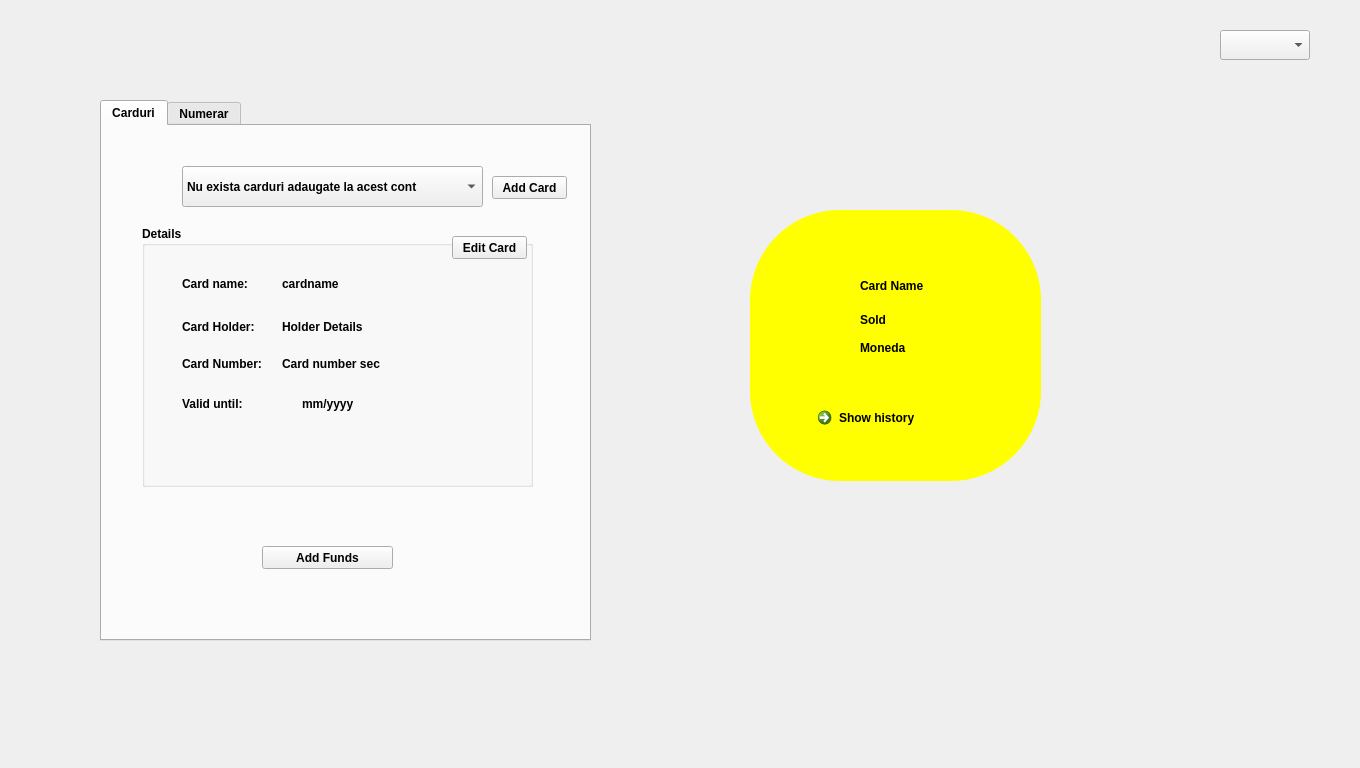
This is 3_Solution/CleverClient/dashboard.ui in georgecpp/CleverPocket as Qt 5 draws it before an edit. The edited form follows.
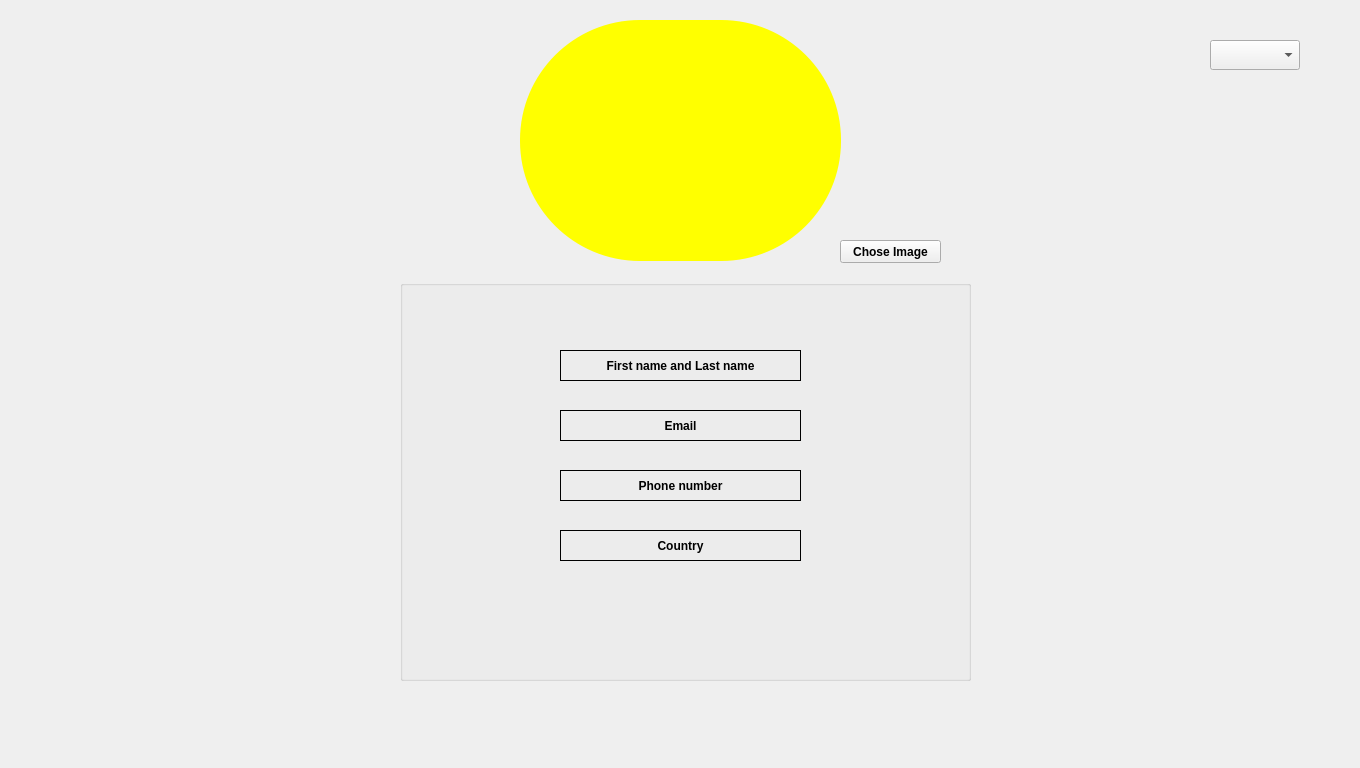
This is the edited form. The open tabs and pages were chosen to show the change.

Commit message: [UPDATE] - your profile/preferences UI

The edit to the form file:
```diff
--- a/3_Solution/CleverClient/dashboard.ui
+++ b/3_Solution/CleverClient/dashboard.ui
@@ -485,6 +485,167 @@
      </property>
     </widget>
    </widget>
+    <widget class="QWidget" name="yourProfilePage">
+      <widget class="QGroupBox" name="groupBox">
+        <property name="geometry">
+          <rect>
+            <x>410</x>
+            <y>280</y>
+            <width>571</width>
+            <height>401</height>
+          </rect>
+        </property>
+        <property name="title">
+          <string/>
+        </property>
+        <widget class="QLabel" name="firstLastNameLabel">
+          <property name="geometry">
+            <rect>
+              <x>160</x>
+              <y>70</y>
+              <width>241</width>
+              <height>31</height>
+            </rect>
+          </property>
+          <property name="frameShape">
+            <enum>QFrame::Box</enum>
+          </property>
+          <property name="text">
+            <string>First name and Last name</string>
+          </property>
+          <property name="alignment">
+            <set>Qt::AlignCenter</set>
+          </property>
+        </widget>
+        <widget class="QLabel" name="emailLabel">
+          <property name="geometry">
+            <rect>
+              <x>160</x>
+              <y>130</y>
+              <width>241</width>
+              <height>31</height>
+            </rect>
+          </property>
+          <property name="frameShape">
+            <enum>QFrame::Box</enum>
+          </property>
+          <property name="text">
+            <string>Email</string>
+          </property>
+          <property name="alignment">
+            <set>Qt::AlignCenter</set>
+          </property>
+        </widget>
+        <widget class="QLabel" name="phoneLabel">
+          <property name="geometry">
+            <rect>
+              <x>160</x>
+              <y>190</y>
+              <width>241</width>
+              <height>31</height>
+            </rect>
+          </property>
+          <property name="frameShape">
+            <enum>QFrame::Box</enum>
+          </property>
+          <property name="text">
+            <string>Phone number</string>
+          </property>
+          <property name="alignment">
+            <set>Qt::AlignCenter</set>
+          </property>
+        </widget>
+        <widget class="QLabel" name="countryLabel">
+          <property name="geometry">
+            <rect>
+              <x>160</x>
+              <y>250</y>
+              <width>241</width>
+              <height>31</height>
+            </rect>
+          </property>
+          <property name="frameShape">
+            <enum>QFrame::Box</enum>
+          </property>
+          <property name="text">
+            <string>Country</string>
+          </property>
+          <property name="alignment">
+            <set>Qt::AlignCenter</set>
+          </property>
+        </widget>
+      </widget>
+      <widget class="QLabel" name="profilePictureLabel">
+        <property name="geometry">
+          <rect>
+            <x>530</x>
+            <y>20</y>
+            <width>321</width>
+            <height>241</height>
+          </rect>
+        </property>
+        <property name="styleSheet">
+          <string notr="true">
+            background-color: rgb(255, 255, 0);
+            border-radius:120px;
+          </string>
+        </property>
+        <property name="text">
+          <string/>
+        </property>
+      </widget>
+      <widget class="QPushButton" name="choseImagePushButton">
+        <property name="geometry">
+          <rect>
+            <x>850</x>
+            <y>240</y>
+            <width>101</width>
+            <height>23</height>
+          </rect>
+        </property>
+        <property name="text">
+          <string>Chose Image</string>
+        </property>
+      </widget>
+      <widget class="QComboBox" name="profileOptions">
+        <property name="geometry">
+          <rect>
+            <x>1220</x>
+            <y>40</y>
+            <width>90</width>
+            <height>30</height>
+          </rect>
+        </property>
+        <property name="currentText">
+          <string/>
+        </property>
+      </widget>
+    </widget>
+    <widget class="QWidget" name="preferencesPage">
+      <widget class="QComboBox" name="preferencesOptions">
+        <property name="geometry">
+          <rect>
+            <x>1180</x>
+            <y>40</y>
+            <width>101</width>
+            <height>31</height>
+          </rect>
+        </property>
+      </widget>
+      <widget class="QPushButton" name="pushButton">
+        <property name="geometry">
+          <rect>
+            <x>430</x>
+            <y>450</y>
+            <width>221</width>
+            <height>61</height>
+          </rect>
+        </property>
+        <property name="text">
+          <string>PushButton</string>
+        </property>
+      </widget>
+    </widget>
   </widget>
  </widget>
  <layoutdefault spacing="6" margin="11"/>
```
Left out of the diff: 2 changed lines with no effect on the pictures. The commit also changes 2 other files.
